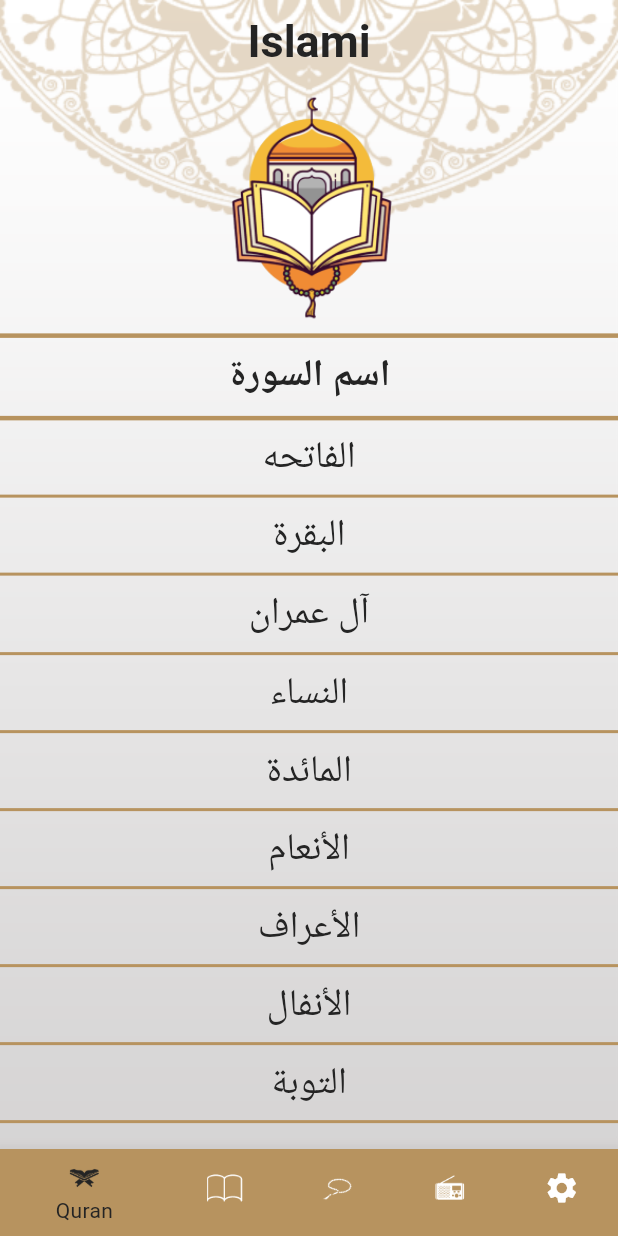
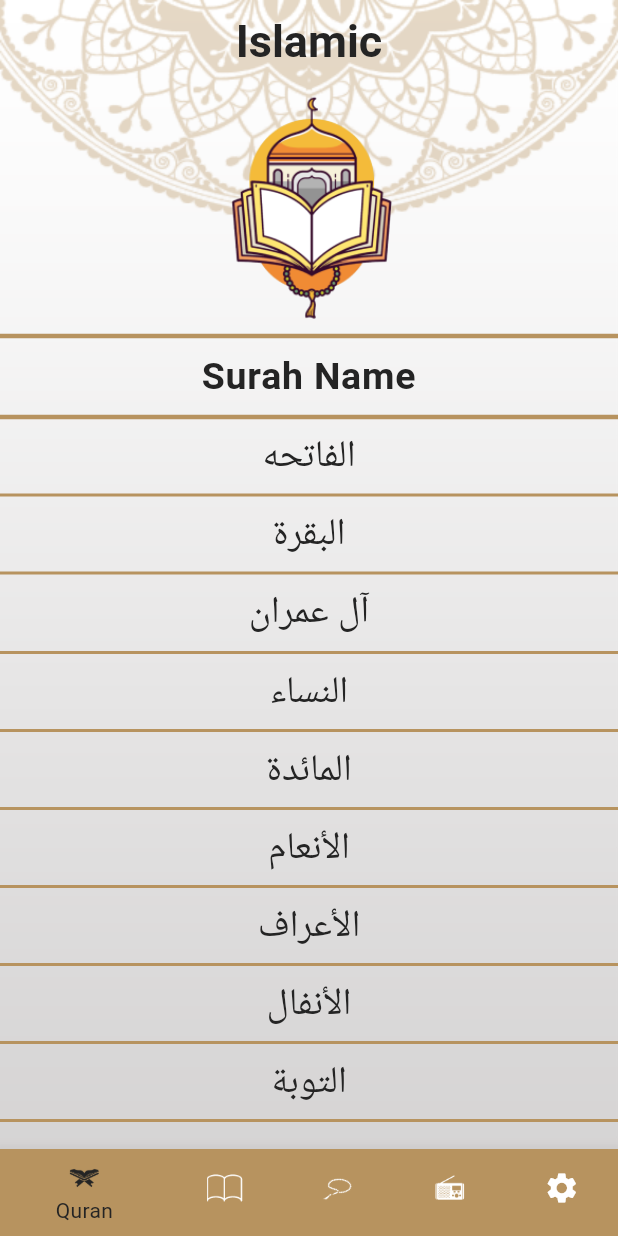
Before and after one commit to sherifHamdyAhmed93/flutter_islamic_app, a Flutter app: the screen it shows after launch, on a phone screen of 412 x 824 dp. Run offline on Flutter 3.47's test engine with Material 3 defaults, Android fonts, the light colour scheme and no system bars; our stand-ins replace flutter_native_splash; generated files the repository leaves out were written again.

Commit message:
Finish localization.

```diff
--- /dev/null
+++ b/l10n.yaml
@@ -0,0 +1,3 @@
+arb-dir: lib/l10n
+template-arb-file: app_en.arb
+output-localization-file: app_localizations.dart
--- a/lib/Language_popup_screen/language_screen.dart
+++ b/lib/Language_popup_screen/language_screen.dart
@@ -1,4 +1,5 @@
 import 'package:flutter/material.dart';
+import 'package:flutter_gen/gen_l10n/app_localizations.dart';
 
 class LanguageScreen extends StatelessWidget {
   const LanguageScreen({super.key});
@@ -15,7 +16,7 @@ class LanguageScreen extends StatelessWidget {
             mainAxisAlignment: MainAxisAlignment.spaceBetween,
             children: [
               Text(
-                'English',
+                '${AppLocalizations.of(context)!.english}',
                 style: Theme.of(context).textTheme.bodyMedium,
               ),
               Icon(
@@ -32,7 +33,7 @@ class LanguageScreen extends StatelessWidget {
             mainAxisAlignment: MainAxisAlignment.spaceBetween,
             children: [
               Text(
-                'Arabic',
+                '${AppLocalizations.of(context)!.arabic}',
                 style: Theme.of(context).textTheme.bodyMedium,
               ),
               Icon(
--- a/lib/hadeth/hadeth_screen.dart
+++ b/lib/hadeth/hadeth_screen.dart
@@ -1,5 +1,6 @@
 import 'package:flutter/material.dart';
 import 'package:flutter/services.dart';
+import 'package:flutter_gen/gen_l10n/app_localizations.dart';
 
 import '../app_colors.dart';
 import 'hadeth_model.dart';
@@ -29,7 +30,7 @@ class _HadethScreenState extends State<HadethScreen> {
           thickness: 3,
         ),
         Text(
-          'الأحاديث',
+          '${AppLocalizations.of(context)!.hadiths_name}',
           textAlign: TextAlign.center,
           style: Theme.of(context).textTheme.bodyLarge,
         ),
--- a/lib/home_screen.dart
+++ b/lib/home_screen.dart
@@ -1,4 +1,5 @@
 import 'package:flutter/material.dart';
+import 'package:flutter_gen/gen_l10n/app_localizations.dart';
 import 'package:flutter_islamic_app/app_colors.dart';
 import 'package:flutter_islamic_app/hadeth/hadeth_screen.dart';
 import 'package:flutter_islamic_app/quarn/quran_screen.dart';
@@ -32,7 +33,12 @@ class _HomeScreenState extends State<HomeScreen> {
       children: [
         Image.asset("assets/images/background_screen.png",width: double.infinity,height: double.infinity,fit: BoxFit.fill,),
         Scaffold(
-          appBar: AppBar(title: Text('Islami',style: Theme.of(context).textTheme.titleLarge,),),
+          appBar: AppBar(
+            title: Text(
+              '${AppLocalizations.of(context)!.app_title}',
+              style: Theme.of(context).textTheme.titleLarge,
+            ),
+          ),
           body: tabs[selectedIndex],
           bottomNavigationBar: Theme(
             data: Theme.of(context).copyWith(canvasColor: AppColors.primaryColor),
@@ -45,12 +51,21 @@ class _HomeScreenState extends State<HomeScreen> {
                 });
               },
               items: [
-                BottomNavigationBarItem(icon: ImageIcon(AssetImage("assets/images/quran.png")),label: 'Quran'),
-                BottomNavigationBarItem(icon: ImageIcon(AssetImage("assets/images/hadath.png")),label: 'Hadath'),
-                BottomNavigationBarItem(icon: ImageIcon(AssetImage("assets/images/sebha.png")),label: 'Sebha'),
-                BottomNavigationBarItem(icon: ImageIcon(AssetImage("assets/images/radio.png")),label: 'Radio'),
                 BottomNavigationBarItem(
-                    icon: Icon(Icons.settings), label: 'settings'),
+                    icon: ImageIcon(AssetImage("assets/images/quran.png")),
+                    label: '${AppLocalizations.of(context)!.quran_tab}'),
+                BottomNavigationBarItem(
+                    icon: ImageIcon(AssetImage("assets/images/hadath.png")),
+                    label: '${AppLocalizations.of(context)!.hadiths_tab}'),
+                BottomNavigationBarItem(
+                    icon: ImageIcon(AssetImage("assets/images/sebha.png")),
+                    label: '${AppLocalizations.of(context)!.tasbeeh_tab}'),
+                BottomNavigationBarItem(
+                    icon: ImageIcon(AssetImage("assets/images/radio.png")),
+                    label: '${AppLocalizations.of(context)!.radio_tab}'),
+                BottomNavigationBarItem(
+                    icon: Icon(Icons.settings),
+                    label: '${AppLocalizations.of(context)!.settings_tab}'),
               ],
             ),
           ),
--- a/lib/main.dart
+++ b/lib/main.dart
@@ -1,4 +1,5 @@
 import 'package:flutter/material.dart';
+import 'package:flutter_gen/gen_l10n/app_localizations.dart';
 import 'package:flutter_islamic_app/app_theme.dart';
 import 'package:flutter_islamic_app/home_screen.dart';
 import 'package:flutter_islamic_app/quarn/sura_details_screen.dart';
@@ -45,6 +46,9 @@ void initialization() async {
   @override
   Widget build(BuildContext context) {
     return MaterialApp(
+      localizationsDelegates: AppLocalizations.localizationsDelegates,
+      supportedLocales: AppLocalizations.supportedLocales,
+      locale: Locale('en'),
       title: 'Flutter Demo',
       theme: AppTheme.lightTheme,
       initialRoute: HomeScreen.routeName,
--- a/lib/quarn/quran_screen.dart
+++ b/lib/quarn/quran_screen.dart
@@ -1,4 +1,5 @@
 import 'package:flutter/material.dart';
+import 'package:flutter_gen/gen_l10n/app_localizations.dart';
 import 'package:flutter_islamic_app/app_colors.dart';
 import 'package:flutter_islamic_app/quarn/sura_name_item.dart';
 
@@ -22,7 +23,11 @@ class QuranScreen extends StatelessWidget {
       children: [
         Expanded(flex: 1,child: Image.asset('assets/images/quran_icon.png')),
         Divider(color: AppColors.primaryColor,thickness: 3,),
-        Text('اسم السورة',textAlign: TextAlign.center,style: Theme.of(context).textTheme.bodyLarge,),
+        Text(
+          '${AppLocalizations.of(context)!.surah_name}',
+          textAlign: TextAlign.center,
+          style: Theme.of(context).textTheme.bodyLarge,
+        ),
         Divider(color: AppColors.primaryColor,thickness: 3,),
         Expanded(
           flex: 3,
--- a/lib/radio/radio_screen.dart
+++ b/lib/radio/radio_screen.dart
@@ -1,4 +1,5 @@
 import 'package:flutter/material.dart';
+import 'package:flutter_gen/gen_l10n/app_localizations.dart';
 
 import '../app_colors.dart';
 
@@ -18,7 +19,7 @@ class RadioScreen extends StatelessWidget {
         children: [
           Image.asset('assets/images/radio_logo.png'),
           Text(
-            'إذاعة القرآن الكريم',
+            '${AppLocalizations.of(context)!.quran_radio}',
             textAlign: TextAlign.center,
             style: Theme.of(context).textTheme.bodyMedium,
           ),
--- a/lib/sebha/sebha.dart
+++ b/lib/sebha/sebha.dart
@@ -1,4 +1,5 @@
 import 'package:flutter/material.dart';
+import 'package:flutter_gen/gen_l10n/app_localizations.dart';
 
 import '../app_colors.dart';
 
@@ -69,7 +70,7 @@ class _SebhaScreenState extends State<SebhaScreen> {
             height: 30,
           ),
           Text(
-            'عدد التسبيحات',
+            '${AppLocalizations.of(context)!.tasbeeh_count}',
             textAlign: TextAlign.center,
             style: Theme.of(context).textTheme.bodyMedium,
           ),
--- a/lib/theme_popup_screen/theme_screen.dart
+++ b/lib/theme_popup_screen/theme_screen.dart
@@ -1,4 +1,5 @@
 import 'package:flutter/material.dart';
+import 'package:flutter_gen/gen_l10n/app_localizations.dart';
 
 class ThemeScreen extends StatelessWidget {
   const ThemeScreen({super.key});
@@ -15,7 +16,7 @@ class ThemeScreen extends StatelessWidget {
             mainAxisAlignment: MainAxisAlignment.spaceBetween,
             children: [
               Text(
-                'Light',
+                '${AppLocalizations.of(context)!.day_mode}',
                 style: Theme.of(context).textTheme.bodyMedium,
               ),
               Icon(
@@ -32,7 +33,7 @@ class ThemeScreen extends StatelessWidget {
             mainAxisAlignment: MainAxisAlignment.spaceBetween,
             children: [
               Text(
-                'Dark',
+                '${AppLocalizations.of(context)!.night_mode}',
                 style: Theme.of(context).textTheme.bodyMedium,
               ),
               Icon(
```
Also changed, not shown: lib/l10n/app_ar.arb (added, +18 -0 lines), lib/l10n/app_en.arb (added, +18 -0 lines), lib/settings/setting_screen.dart (+5 -4 lines), pubspec.yaml (+4 -3 lines), pubspec.lock.
